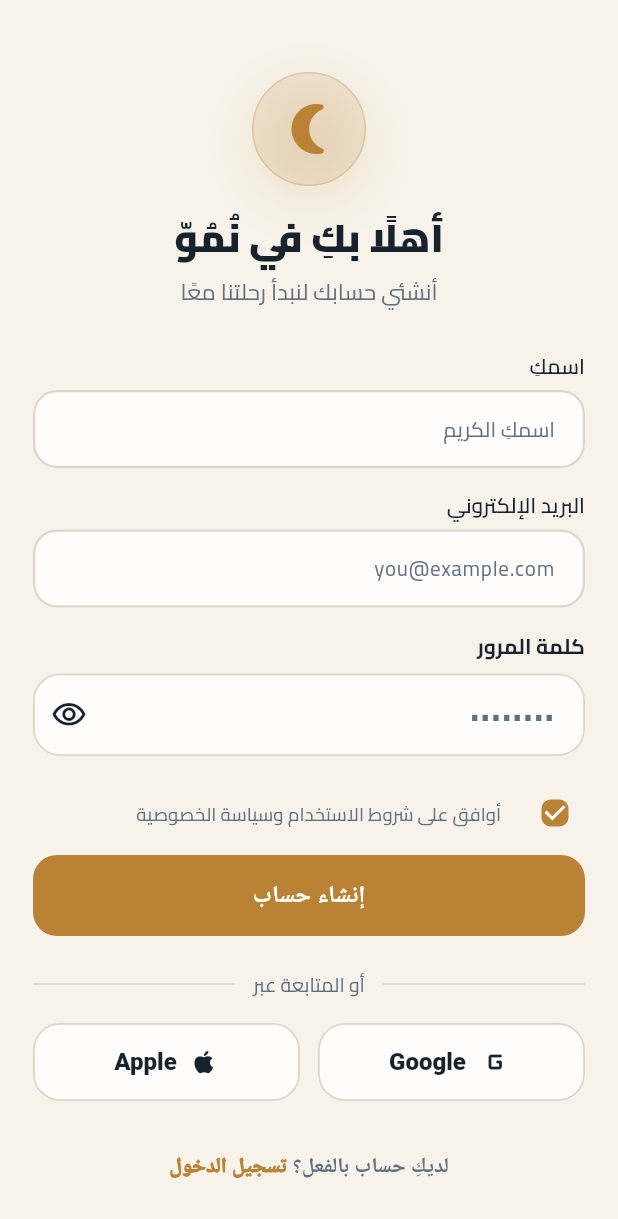
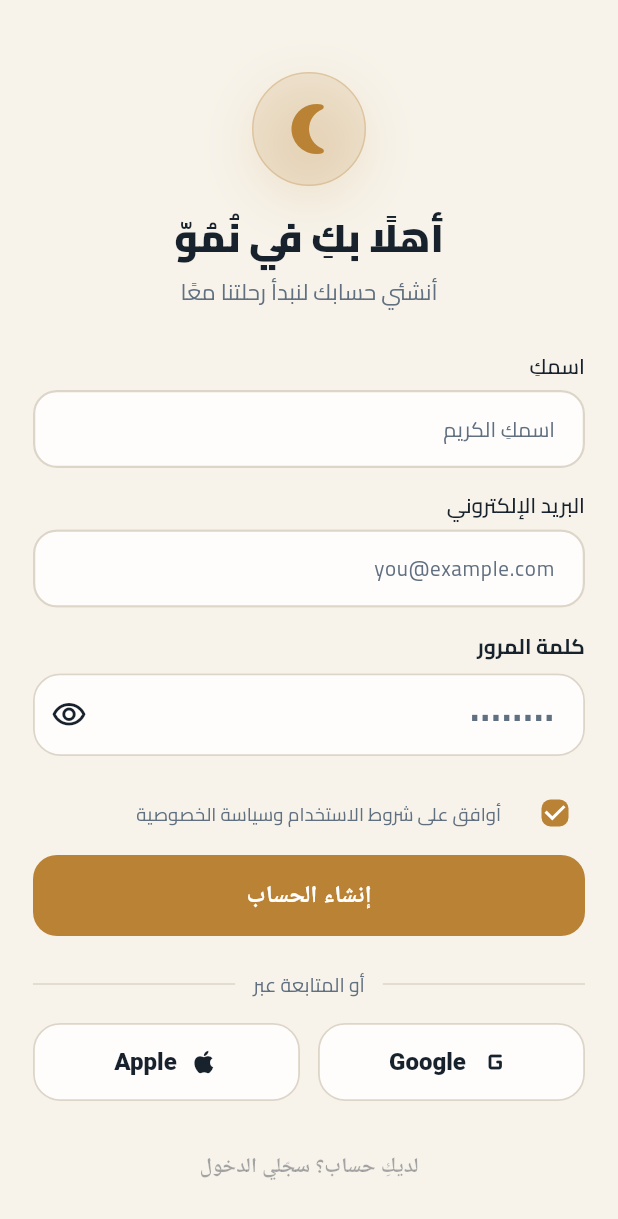
Before and after one commit to amohamed-alt/Numuw, a Flutter app: the SignUpScreen screen opened directly, on a phone screen of 412 x 824 dp. Shown: the top 1219 px of the screen. Run offline on Flutter 3.47's test engine with Material 3 defaults, Android fonts, the phone set to English and light mode, and no system bars; our stand-ins replace flutter_local_notifications, pdf, printing, share_plus, shared_preferences, supabase_flutter and 1 more; accounts and stored records are empty.

Commit message:
Restore signup CTA test label

```diff
--- a/lib/screens/auth/sign_up_screen.dart
+++ b/lib/screens/auth/sign_up_screen.dart
@@ -212,7 +212,7 @@ class _SignUpScreenState extends State<SignUpScreen> {
                 const SizedBox(height: 12),
               ],
               PrimaryButton(
-                label: 'إنشاء حساب',
+                label: 'إنشاء الحساب',
                 loading: _loading,
                 onPressed: _submit,
               ),
@@ -265,24 +265,7 @@ class _SignUpScreenState extends State<SignUpScreen> {
               Center(
                 child: TextButton(
                   onPressed: widget.onSignIn,
-                  child: Text.rich(
-                    TextSpan(
-                      style: TextStyle(
-                        color: numuwSecondaryTextColor(),
-                        fontSize: 14,
-                      ),
-                      children: [
-                        const TextSpan(text: 'لديكِ حساب بالفعل؟ '),
-                        TextSpan(
-                          text: 'تسجيل الدخول',
-                          style: TextStyle(
-                            color: numuwAccentColor(),
-                            fontWeight: FontWeight.w900,
-                          ),
-                        ),
-                      ],
-                    ),
-                  ),
+                  child: const Text('لديكِ حساب؟ سجّلي الدخول'),
                 ),
               ),
             ],
@@ -294,14 +277,14 @@ class _SignUpScreenState extends State<SignUpScreen> {
 }
 
 String? _emailValidator(String? value) {
-  final email = value?.trim() ?? '';
-  if (email.isEmpty) return 'اكتبي البريد الإلكتروني.';
-  if (!email.contains('@') || !email.contains('.')) {
-    return 'اكتبي بريدًا إلكترونيًا صحيحًا.';
-  }
+  final text = (value ?? '').trim();
+  if (text.isEmpty) return 'اكتبي البريد الإلكتروني.';
+  if (!text.contains('@')) return 'البريد الإلكتروني غير صحيح.';
   return null;
 }
 
-String? _passwordValidator(String? value) => (value ?? '').length < 6
-    ? 'كلمة المرور يجب أن تكون 6 أحرف على الأقل.'
-    : null;
+String? _passwordValidator(String? value) {
+  final text = value ?? '';
+  if (text.length < 6) return 'كلمة المرور لا تقل عن 6 أحرف.';
+  return null;
+}
```
